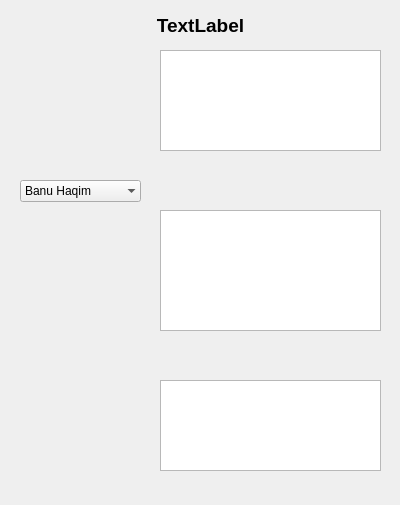
Qt form clanwindow.ui (Pkow1999/Vampire-The-Masquerade-V5-Character-Sheet) before a commit.
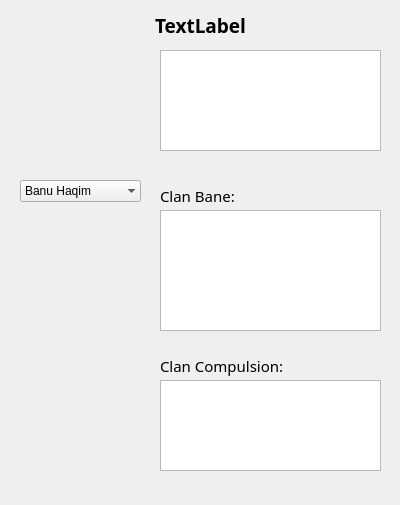
The same form after that commit. Icons and pictures are not drawn.

Commit message: Skończono clan book

```diff
--- a/clanwindow.ui
+++ b/clanwindow.ui
@@ -645,6 +645,7 @@
    </property>
    <property name="font">
     <font>
+     <family>Segoe Script</family>
      <pointsize>14</pointsize>
      <bold>true</bold>
     </font>
@@ -762,12 +763,14 @@
     <rect>
      <x>20</x>
      <y>210</y>
-     <width>121</width>
-     <height>31</height>
+     <width>141</width>
+     <height>91</height>
     </rect>
    </property>
    <property name="font">
     <font>
+     <family>Segoe Print</family>
+     <pointsize>8</pointsize>
      <bold>true</bold>
     </font>
    </property>
@@ -819,6 +822,1206 @@
     <enum>QFrame::StyledPanel</enum>
    </property>
   </widget>
+  <widget class="QLabel" name="label_2">
+   <property name="geometry">
+    <rect>
+     <x>160</x>
+     <y>180</y>
+     <width>221</width>
+     <height>31</height>
+    </rect>
+   </property>
+   <property name="palette">
+    <palette>
+     <active>
+      <colorrole role="WindowText">
+       <brush brushstyle="SolidPattern">
+        <color alpha="255">
+         <red>0</red>
+         <green>0</green>
+         <blue>0</blue>
+        </color>
+       </brush>
+      </colorrole>
+      <colorrole role="Button">
+       <brush brushstyle="SolidPattern">
+        <color alpha="255">
+         <red>240</red>
+         <green>240</green>
+         <blue>240</blue>
+        </color>
+       </brush>
+      </colorrole>
+      <colorrole role="Light">
+       <brush brushstyle="SolidPattern">
+        <color alpha="255">
+         <red>255</red>
+         <green>255</green>
+         <blue>255</blue>
+        </color>
+       </brush>
+      </colorrole>
+      <colorrole role="Midlight">
+       <brush brushstyle="SolidPattern">
+        <color alpha="255">
+         <red>227</red>
+         <green>227</green>
+         <blue>227</blue>
+        </color>
+       </brush>
+      </colorrole>
+      <colorrole role="Dark">
+       <brush brushstyle="SolidPattern">
+        <color alpha="255">
+         <red>160</red>
+         <green>160</green>
+         <blue>160</blue>
+        </color>
+       </brush>
+      </colorrole>
+      <colorrole role="Mid">
+       <brush brushstyle="SolidPattern">
+        <color alpha="255">
+         <red>160</red>
+         <green>160</green>
+         <blue>160</blue>
+        </color>
+       </brush>
+      </colorrole>
+      <colorrole role="Text">
+       <brush brushstyle="SolidPattern">
+        <color alpha="255">
+         <red>0</red>
+         <green>0</green>
+         <blue>0</blue>
+        </color>
+       </brush>
+      </colorrole>
+      <colorrole role="BrightText">
+       <brush brushstyle="SolidPattern">
+        <color alpha="255">
+         <red>255</red>
+         <green>255</green>
+         <blue>255</blue>
+        </color>
+       </brush>
+      </colorrole>
+      <colorrole role="ButtonText">
+       <brush brushstyle="SolidPattern">
+        <color alpha="255">
+         <red>0</red>
+         <green>0</green>
+         <blue>0</blue>
+        </color>
+       </brush>
+      </colorrole>
+      <colorrole role="Base">
+       <brush brushstyle="SolidPattern">
+        <color alpha="255">
+         <red>255</red>
+         <green>255</green>
+         <blue>255</blue>
+        </color>
+       </brush>
+      </colorrole>
+      <colorrole role="Window">
+       <brush brushstyle="SolidPattern">
+        <color alpha="255">
+         <red>240</red>
+         <green>240</green>
+         <blue>240</blue>
+        </color>
+       </brush>
+      </colorrole>
+      <colorrole role="Shadow">
+       <brush brushstyle="SolidPattern">
+        <color alpha="255">
+         <red>105</red>
+         <green>105</green>
+         <blue>105</blue>
+        </color>
+       </brush>
+      </colorrole>
+      <colorrole role="Highlight">
+       <brush brushstyle="SolidPattern">
+        <color alpha="255">
+         <red>0</red>
+         <green>120</green>
+         <blue>215</blue>
+        </color>
+       </brush>
+      </colorrole>
+      <colorrole role="HighlightedText">
+       <brush brushstyle="SolidPattern">
+        <color alpha="255">
+         <red>255</red>
+         <green>255</green>
+         <blue>255</blue>
+        </color>
+       </brush>
+      </colorrole>
+      <colorrole role="Link">
+       <brush brushstyle="SolidPattern">
+        <color alpha="255">
+         <red>0</red>
+         <green>0</green>
+         <blue>255</blue>
+        </color>
+       </brush>
+      </colorrole>
+      <colorrole role="LinkVisited">
+       <brush brushstyle="SolidPattern">
+        <color alpha="255">
+         <red>255</red>
+         <green>0</green>
+         <blue>255</blue>
+        </color>
+       </brush>
+      </colorrole>
+      <colorrole role="AlternateBase">
+       <brush brushstyle="SolidPattern">
+        <color alpha="255">
+         <red>245</red>
+         <green>245</green>
+         <blue>245</blue>
+        </color>
+       </brush>
+      </colorrole>
+      <colorrole role="NoRole">
+       <brush brushstyle="SolidPattern">
+        <color alpha="255">
+         <red>0</red>
+         <green>0</green>
+         <blue>0</blue>
+        </color>
+       </brush>
+      </colorrole>
+      <colorrole role="ToolTipBase">
+       <brush brushstyle="SolidPattern">
+        <color alpha="255">
+         <red>255</red>
+         <green>255</green>
+         <blue>220</blue>
+        </color>
+       </brush>
+      </colorrole>
+      <colorrole role="ToolTipText">
+       <brush brushstyle="SolidPattern">
+        <color alpha="255">
+         <red>0</red>
+         <green>0</green>
+         <blue>0</blue>
+        </color>
+       </brush>
+      </colorrole>
+      <colorrole role="PlaceholderText">
+       <brush brushstyle="SolidPattern">
+        <color alpha="128">
+         <red>0</red>
+         <green>0</green>
+         <blue>0</blue>
+        </color>
+       </brush>
+      </colorrole>
+     </active>
+     <inactive>
+      <colorrole role="WindowText">
+       <brush brushstyle="SolidPattern">
+        <color alpha="255">
+         <red>0</red>
+         <green>0</green>
+         <blue>0</blue>
+        </color>
+       </brush>
+      </colorrole>
+      <colorrole role="Button">
+       <brush brushstyle="SolidPattern">
+        <color alpha="255">
+         <red>240</red>
+         <green>240</green>
+         <blue>240</blue>
+        </color>
+       </brush>
+      </colorrole>
+      <colorrole role="Light">
+       <brush brushstyle="SolidPattern">
+        <color alpha="255">
+         <red>255</red>
+         <green>255</green>
+         <blue>255</blue>
+        </color>
+       </brush>
+      </colorrole>
+      <colorrole role="Midlight">
+       <brush brushstyle="SolidPattern">
+        <color alpha="255">
+         <red>227</red>
+         <green>227</green>
+         <blue>227</blue>
+        </color>
+       </brush>
+      </colorrole>
+      <colorrole role="Dark">
+       <brush brushstyle="SolidPattern">
+        <color alpha="255">
+         <red>160</red>
+         <green>160</green>
+         <blue>160</blue>
+        </color>
+       </brush>
+      </colorrole>
+      <colorrole role="Mid">
+       <brush brushstyle="SolidPattern">
+        <color alpha="255">
+         <red>160</red>
+         <green>160</green>
+         <blue>160</blue>
+        </color>
+       </brush>
+      </colorrole>
+      <colorrole role="Text">
+       <brush brushstyle="SolidPattern">
+        <color alpha="255">
+         <red>0</red>
+         <green>0</green>
+         <blue>0</blue>
+        </color>
+       </brush>
+      </colorrole>
+      <colorrole role="BrightText">
+       <brush brushstyle="SolidPattern">
+        <color alpha="255">
+         <red>255</red>
+         <green>255</green>
+         <blue>255</blue>
+        </color>
+       </brush>
+      </colorrole>
+      <colorrole role="ButtonText">
+       <brush brushstyle="SolidPattern">
+        <color alpha="255">
+         <red>0</red>
+         <green>0</green>
+         <blue>0</blue>
+        </color>
+       </brush>
+      </colorrole>
+      <colorrole role="Base">
+       <brush brushstyle="SolidPattern">
+        <color alpha="255">
+         <red>255</red>
+         <green>255</green>
+         <blue>255</blue>
+        </color>
+       </brush>
+      </colorrole>
+      <colorrole role="Window">
+       <brush brushstyle="SolidPattern">
+        <color alpha="255">
+         <red>240</red>
+         <green>240</green>
+         <blue>240</blue>
+        </color>
+       </brush>
+      </colorrole>
+      <colorrole role="Shadow">
+       <brush brushstyle="SolidPattern">
+        <color alpha="255">
+         <red>105</red>
+         <green>105</green>
+         <blue>105</blue>
+        </color>
+       </brush>
+      </colorrole>
+      <colorrole role="Highlight">
+       <brush brushstyle="SolidPattern">
+        <color alpha="255">
+         <red>240</red>
+         <green>240</green>
+         <blue>240</blue>
+        </color>
+       </brush>
+      </colorrole>
+      <colorrole role="HighlightedText">
+       <brush brushstyle="SolidPattern">
+        <color alpha="255">
+         <red>0</red>
+         <green>0</green>
+         <blue>0</blue>
+        </color>
+       </brush>
+      </colorrole>
+      <colorrole role="Link">
+       <brush brushstyle="SolidPattern">
+        <color alpha="255">
+         <red>0</red>
+         <green>0</green>
+         <blue>255</blue>
+        </color>
+       </brush>
+      </colorrole>
+      <colorrole role="LinkVisited">
+       <brush brushstyle="SolidPattern">
+        <color alpha="255">
+         <red>255</red>
+         <green>0</green>
+         <blue>255</blue>
+        </color>
+       </brush>
+      </colorrole>
+      <colorrole role="AlternateBase">
+       <brush brushstyle="SolidPattern">
+        <color alpha="255">
+         <red>245</red>
+         <green>245</green>
+         <blue>245</blue>
+        </color>
+       </brush>
+      </colorrole>
+      <colorrole role="NoRole">
+       <brush brushstyle="NoBrush">
+        <color alpha="255">
+         <red>0</red>
+         <green>0</green>
+         <blue>0</blue>
+        </color>
+       </brush>
+      </colorrole>
+      <colorrole role="ToolTipBase">
+       <brush brushstyle="SolidPattern">
+        <color alpha="255">
+         <red>255</red>
+         <green>255</green>
+         <blue>220</blue>
+        </color>
+       </brush>
+      </colorrole>
+      <colorrole role="ToolTipText">
+       <brush brushstyle="SolidPattern">
+        <color alpha="255">
+         <red>0</red>
+         <green>0</green>
+         <blue>0</blue>
+        </color>
+       </brush>
+      </colorrole>
+      <colorrole role="PlaceholderText">
+       <brush brushstyle="SolidPattern">
+        <color alpha="128">
+         <red>0</red>
+         <green>0</green>
+         <blue>0</blue>
+        </color>
+       </brush>
+      </colorrole>
+     </inactive>
+     <disabled>
+      <colorrole role="WindowText">
+       <brush brushstyle="SolidPattern">
+        <color alpha="255">
+         <red>120</red>
+         <green>120</green>
+         <blue>120</blue>
+        </color>
+       </brush>
+      </colorrole>
+      <colorrole role="Button">
+       <brush brushstyle="SolidPattern">
+        <color alpha="255">
+         <red>240</red>
+         <green>240</green>
+         <blue>240</blue>
+        </color>
+       </brush>
+      </colorrole>
+      <colorrole role="Light">
+       <brush brushstyle="SolidPattern">
+        <color alpha="255">
+         <red>255</red>
+         <green>255</green>
+         <blue>255</blue>
+        </color>
+       </brush>
+      </colorrole>
+      <colorrole role="Midlight">
+       <brush brushstyle="SolidPattern">
+        <color alpha="255">
+         <red>247</red>
+         <green>247</green>
+         <blue>247</blue>
+        </color>
+       </brush>
+      </colorrole>
+      <colorrole role="Dark">
+       <brush brushstyle="SolidPattern">
+        <color alpha="255">
+         <red>160</red>
+         <green>160</green>
+         <blue>160</blue>
+        </color>
+       </brush>
+      </colorrole>
+      <colorrole role="Mid">
+       <brush brushstyle="SolidPattern">
+        <color alpha="255">
+         <red>160</red>
+         <green>160</green>
+         <blue>160</blue>
+        </color>
+       </brush>
+      </colorrole>
+      <colorrole role="Text">
+       <brush brushstyle="SolidPattern">
+        <color alpha="255">
+         <red>120</red>
+         <green>120</green>
+         <blue>120</blue>
+        </color>
+       </brush>
+      </colorrole>
+      <colorrole role="BrightText">
+       <brush brushstyle="SolidPattern">
+        <color alpha="255">
+         <red>255</red>
+         <green>255</green>
+         <blue>255</blue>
+        </color>
+       </brush>
+      </colorrole>
+      <colorrole role="ButtonText">
+       <brush brushstyle="SolidPattern">
+        <color alpha="255">
+         <red>120</red>
+         <green>120</green>
+         <blue>120</blue>
+        </color>
+       </brush>
+      </colorrole>
+      <colorrole role="Base">
+       <brush brushstyle="SolidPattern">
+        <color alpha="255">
+         <red>240</red>
+         <green>240</green>
+         <blue>240</blue>
+        </color>
+       </brush>
+      </colorrole>
+      <colorrole role="Window">
+       <brush brushstyle="SolidPattern">
+        <color alpha="255">
+         <red>240</red>
+         <green>240</green>
+         <blue>240</blue>
+        </color>
+       </brush>
+      </colorrole>
+      <colorrole role="Shadow">
+       <brush brushstyle="SolidPattern">
+        <color alpha="255">
+         <red>0</red>
+         <green>0</green>
+         <blue>0</blue>
+        </color>
+       </brush>
+      </colorrole>
+      <colorrole role="Highlight">
+       <brush brushstyle="SolidPattern">
+        <color alpha="255">
+         <red>0</red>
+         <green>120</green>
+         <blue>215</blue>
+        </color>
+       </brush>
+      </colorrole>
+      <colorrole role="HighlightedText">
+       <brush brushstyle="SolidPattern">
+        <color alpha="255">
+         <red>255</red>
+         <green>255</green>
+         <blue>255</blue>
+        </color>
+       </brush>
+      </colorrole>
+      <colorrole role="Link">
+       <brush brushstyle="SolidPattern">
+        <color alpha="255">
+         <red>0</red>
+         <green>0</green>
+         <blue>255</blue>
+        </color>
+       </brush>
+      </colorrole>
+      <colorrole role="LinkVisited">
+       <brush brushstyle="SolidPattern">
+        <color alpha="255">
+         <red>255</red>
+         <green>0</green>
+         <blue>255</blue>
+        </color>
+       </brush>
+      </colorrole>
+      <colorrole role="AlternateBase">
+       <brush brushstyle="SolidPattern">
+        <color alpha="255">
+         <red>245</red>
+         <green>245</green>
+         <blue>245</blue>
+        </color>
+       </brush>
+      </colorrole>
+      <colorrole role="NoRole">
+       <brush brushstyle="NoBrush">
+        <color alpha="255">
+         <red>0</red>
+         <green>0</green>
+         <blue>0</blue>
+        </color>
+       </brush>
+      </colorrole>
+      <colorrole role="ToolTipBase">
+       <brush brushstyle="SolidPattern">
+        <color alpha="255">
+         <red>255</red>
+         <green>255</green>
+         <blue>220</blue>
+        </color>
+       </brush>
+      </colorrole>
+      <colorrole role="ToolTipText">
+       <brush brushstyle="SolidPattern">
+        <color alpha="255">
+         <red>0</red>
+         <green>0</green>
+         <blue>0</blue>
+        </color>
+       </brush>
+      </colorrole>
+      <colorrole role="PlaceholderText">
+       <brush brushstyle="SolidPattern">
+        <color alpha="128">
+         <red>0</red>
+         <green>0</green>
+         <blue>0</blue>
+        </color>
+       </brush>
+      </colorrole>
+     </disabled>
+    </palette>
+   </property>
+   <property name="font">
+    <font>
+     <family>Segoe Print</family>
+     <pointsize>11</pointsize>
+     <bold>false</bold>
+    </font>
+   </property>
+   <property name="text">
+    <string>Clan Bane:</string>
+   </property>
+   <property name="alignment">
+    <set>Qt::AlignLeading|Qt::AlignLeft|Qt::AlignVCenter</set>
+   </property>
+  </widget>
+  <widget class="QLabel" name="label_3">
+   <property name="geometry">
+    <rect>
+     <x>160</x>
+     <y>350</y>
+     <width>221</width>
+     <height>31</height>
+    </rect>
+   </property>
+   <property name="palette">
+    <palette>
+     <active>
+      <colorrole role="WindowText">
+       <brush brushstyle="SolidPattern">
+        <color alpha="255">
+         <red>0</red>
+         <green>0</green>
+         <blue>0</blue>
+        </color>
+       </brush>
+      </colorrole>
+      <colorrole role="Button">
+       <brush brushstyle="SolidPattern">
+        <color alpha="255">
+         <red>240</red>
+         <green>240</green>
+         <blue>240</blue>
+        </color>
+       </brush>
+      </colorrole>
+      <colorrole role="Light">
+       <brush brushstyle="SolidPattern">
+        <color alpha="255">
+         <red>255</red>
+         <green>255</green>
+         <blue>255</blue>
+        </color>
+       </brush>
+      </colorrole>
+      <colorrole role="Midlight">
+       <brush brushstyle="SolidPattern">
+        <color alpha="255">
+         <red>227</red>
+         <green>227</green>
+         <blue>227</blue>
+        </color>
+       </brush>
+      </colorrole>
+      <colorrole role="Dark">
+       <brush brushstyle="SolidPattern">
+        <color alpha="255">
+         <red>160</red>
+         <green>160</green>
+         <blue>160</blue>
+        </color>
+       </brush>
+      </colorrole>
+      <colorrole role="Mid">
+       <brush brushstyle="SolidPattern">
+        <color alpha="255">
+         <red>160</red>
+         <green>160</green>
+         <blue>160</blue>
+        </color>
+       </brush>
+      </colorrole>
+      <colorrole role="Text">
+       <brush brushstyle="SolidPattern">
+        <color alpha="255">
+         <red>0</red>
+         <green>0</green>
+         <blue>0</blue>
+        </color>
+       </brush>
+      </colorrole>
+      <colorrole role="BrightText">
+       <brush brushstyle="SolidPattern">
+        <color alpha="255">
+         <red>255</red>
+         <green>255</green>
+         <blue>255</blue>
+        </color>
+       </brush>
+      </colorrole>
+      <colorrole role="ButtonText">
+       <brush brushstyle="SolidPattern">
+        <color alpha="255">
+         <red>0</red>
+         <green>0</green>
+         <blue>0</blue>
+        </color>
+       </brush>
+      </colorrole>
+      <colorrole role="Base">
+       <brush brushstyle="SolidPattern">
+        <color alpha="255">
+         <red>255</red>
+         <green>255</green>
+         <blue>255</blue>
+        </color>
+       </brush>
+      </colorrole>
+      <colorrole role="Window">
+       <brush brushstyle="SolidPattern">
+        <color alpha="255">
+         <red>240</red>
+         <green>240</green>
+         <blue>240</blue>
+        </color>
+       </brush>
+      </colorrole>
+      <colorrole role="Shadow">
+       <brush brushstyle="SolidPattern">
+        <color alpha="255">
+         <red>105</red>
+         <green>105</green>
+         <blue>105</blue>
+        </color>
+       </brush>
+      </colorrole>
+      <colorrole role="Highlight">
+       <brush brushstyle="SolidPattern">
+        <color alpha="255">
+         <red>0</red>
+         <green>120</green>
+         <blue>215</blue>
+        </color>
+       </brush>
+      </colorrole>
+      <colorrole role="HighlightedText">
+       <brush brushstyle="SolidPattern">
+        <color alpha="255">
+         <red>255</red>
+         <green>255</green>
+         <blue>255</blue>
+        </color>
+       </brush>
+      </colorrole>
+      <colorrole role="Link">
+       <brush brushstyle="SolidPattern">
+        <color alpha="255">
+         <red>0</red>
+         <green>0</green>
+         <blue>255</blue>
+        </color>
+       </brush>
+      </colorrole>
+      <colorrole role="LinkVisited">
+       <brush brushstyle="SolidPattern">
+        <color alpha="255">
+         <red>255</red>
+         <green>0</green>
+         <blue>255</blue>
+        </color>
+       </brush>
+      </colorrole>
+      <colorrole role="AlternateBase">
+       <brush brushstyle="SolidPattern">
+        <color alpha="255">
+         <red>245</red>
+         <green>245</green>
+         <blue>245</blue>
+        </color>
+       </brush>
+      </colorrole>
+      <colorrole role="NoRole">
+       <brush brushstyle="SolidPattern">
+        <color alpha="255">
+         <red>0</red>
+         <green>0</green>
+         <blue>0</blue>
+        </color>
+       </brush>
+      </colorrole>
+      <colorrole role="ToolTipBase">
+       <brush brushstyle="SolidPattern">
+        <color alpha="255">
+         <red>255</red>
+         <green>255</green>
+         <blue>220</blue>
+        </color>
+       </brush>
+      </colorrole>
+      <colorrole role="ToolTipText">
+       <brush brushstyle="SolidPattern">
+        <color alpha="255">
+         <red>0</red>
+         <green>0</green>
+         <blue>0</blue>
+        </color>
+       </brush>
+      </colorrole>
+      <colorrole role="PlaceholderText">
+       <brush brushstyle="SolidPattern">
+        <color alpha="128">
+         <red>0</red>
+         <green>0</green>
+         <blue>0</blue>
+        </color>
+       </brush>
+      </colorrole>
+     </active>
+     <inactive>
+      <colorrole role="WindowText">
+       <brush brushstyle="SolidPattern">
+        <color alpha="255">
+         <red>0</red>
+         <green>0</green>
+         <blue>0</blue>
+        </color>
+       </brush>
+      </colorrole>
+      <colorrole role="Button">
+       <brush brushstyle="SolidPattern">
+        <color alpha="255">
+         <red>240</red>
+         <green>240</green>
+         <blue>240</blue>
+        </color>
+       </brush>
+      </colorrole>
+      <colorrole role="Light">
+       <brush brushstyle="SolidPattern">
+        <color alpha="255">
+         <red>255</red>
+         <green>255</green>
+         <blue>255</blue>
+        </color>
+       </brush>
+      </colorrole>
+      <colorrole role="Midlight">
+       <brush brushstyle="SolidPattern">
+        <color alpha="255">
+         <red>227</red>
+         <green>227</green>
+         <blue>227</blue>
+        </color>
+       </brush>
+      </colorrole>
+      <colorrole role="Dark">
+       <brush brushstyle="SolidPattern">
+        <color alpha="255">
+         <red>160</red>
+         <green>160</green>
+         <blue>160</blue>
+        </color>
+       </brush>
+      </colorrole>
+      <colorrole role="Mid">
+       <brush brushstyle="SolidPattern">
+        <color alpha="255">
+         <red>160</red>
+         <green>160</green>
+         <blue>160</blue>
+        </color>
+       </brush>
+      </colorrole>
+      <colorrole role="Text">
+       <brush brushstyle="SolidPattern">
+        <color alpha="255">
+         <red>0</red>
+         <green>0</green>
+         <blue>0</blue>
+        </color>
+       </brush>
+      </colorrole>
+      <colorrole role="BrightText">
+       <brush brushstyle="SolidPattern">
+        <color alpha="255">
+         <red>255</red>
+         <green>255</green>
+         <blue>255</blue>
+        </color>
+       </brush>
+      </colorrole>
+      <colorrole role="ButtonText">
+       <brush brushstyle="SolidPattern">
+        <color alpha="255">
+         <red>0</red>
+         <green>0</green>
+         <blue>0</blue>
+        </color>
+       </brush>
+      </colorrole>
+      <colorrole role="Base">
+       <brush brushstyle="SolidPattern">
+        <color alpha="255">
+         <red>255</red>
+         <green>255</green>
+         <blue>255</blue>
+        </color>
+       </brush>
+      </colorrole>
+      <colorrole role="Window">
+       <brush brushstyle="SolidPattern">
+        <color alpha="255">
+         <red>240</red>
+         <green>240</green>
+         <blue>240</blue>
+        </color>
+       </brush>
+      </colorrole>
+      <colorrole role="Shadow">
+       <brush brushstyle="SolidPattern">
+        <color alpha="255">
+         <red>105</red>
+         <green>105</green>
+         <blue>105</blue>
+        </color>
+       </brush>
+      </colorrole>
+      <colorrole role="Highlight">
+       <brush brushstyle="SolidPattern">
+        <color alpha="255">
+         <red>240</red>
+         <green>240</green>
+         <blue>240</blue>
+        </color>
+       </brush>
+      </colorrole>
+      <colorrole role="HighlightedText">
+       <brush brushstyle="SolidPattern">
+        <color alpha="255">
+         <red>0</red>
+         <green>0</green>
+         <blue>0</blue>
+        </color>
+       </brush>
+      </colorrole>
+      <colorrole role="Link">
+       <brush brushstyle="SolidPattern">
+        <color alpha="255">
+         <red>0</red>
+         <green>0</green>
+         <blue>255</blue>
+        </color>
+       </brush>
+      </colorrole>
+      <colorrole role="LinkVisited">
+       <brush brushstyle="SolidPattern">
+        <color alpha="255">
+         <red>255</red>
+         <green>0</green>
+         <blue>255</blue>
+        </color>
+       </brush>
+      </colorrole>
+      <colorrole role="AlternateBase">
+       <brush brushstyle="SolidPattern">
+        <color alpha="255">
+         <red>245</red>
+         <green>245</green>
+         <blue>245</blue>
+        </color>
+       </brush>
+      </colorrole>
+      <colorrole role="NoRole">
+       <brush brushstyle="NoBrush">
+        <color alpha="255">
+         <red>0</red>
+         <green>0</green>
+         <blue>0</blue>
+        </color>
+       </brush>
+      </colorrole>
+      <colorrole role="ToolTipBase">
+       <brush brushstyle="SolidPattern">
+        <color alpha="255">
+         <red>255</red>
+         <green>255</green>
+         <blue>220</blue>
+        </color>
+       </brush>
+      </colorrole>
+      <colorrole role="ToolTipText">
+       <brush brushstyle="SolidPattern">
+        <color alpha="255">
+         <red>0</red>
+         <green>0</green>
+         <blue>0</blue>
+        </color>
+       </brush>
+      </colorrole>
+      <colorrole role="PlaceholderText">
+       <brush brushstyle="SolidPattern">
+        <color alpha="128">
+         <red>0</red>
+         <green>0</green>
+         <blue>0</blue>
+        </color>
+       </brush>
+      </colorrole>
+     </inactive>
+     <disabled>
+      <colorrole role="WindowText">
+       <brush brushstyle="SolidPattern">
+        <color alpha="255">
+         <red>120</red>
+         <green>120</green>
+         <blue>120</blue>
+        </color>
+       </brush>
+      </colorrole>
+      <colorrole role="Button">
+       <brush brushstyle="SolidPattern">
+        <color alpha="255">
+         <red>240</red>
+         <green>240</green>
+         <blue>240</blue>
+        </color>
+       </brush>
+      </colorrole>
+      <colorrole role="Light">
+       <brush brushstyle="SolidPattern">
+        <color alpha="255">
+         <red>255</red>
+         <green>255</green>
+         <blue>255</blue>
+        </color>
+       </brush>
+      </colorrole>
+      <colorrole role="Midlight">
+       <brush brushstyle="SolidPattern">
+        <color alpha="255">
+         <red>247</red>
+         <green>247</green>
+         <blue>247</blue>
+        </color>
+       </brush>
+      </colorrole>
+      <colorrole role="Dark">
+       <brush brushstyle="SolidPattern">
+        <color alpha="255">
+         <red>160</red>
+         <green>160</green>
+         <blue>160</blue>
+        </color>
+       </brush>
+      </colorrole>
+      <colorrole role="Mid">
+       <brush brushstyle="SolidPattern">
+        <color alpha="255">
+         <red>160</red>
+         <green>160</green>
+         <blue>160</blue>
+        </color>
+       </brush>
+      </colorrole>
+      <colorrole role="Text">
+       <brush brushstyle="SolidPattern">
+        <color alpha="255">
+         <red>120</red>
+         <green>120</green>
+         <blue>120</blue>
+        </color>
+       </brush>
+      </colorrole>
+      <colorrole role="BrightText">
+       <brush brushstyle="SolidPattern">
+        <color alpha="255">
+         <red>255</red>
+         <green>255</green>
+         <blue>255</blue>
+        </color>
+       </brush>
+      </colorrole>
+      <colorrole role="ButtonText">
+       <brush brushstyle="SolidPattern">
+        <color alpha="255">
+         <red>120</red>
+         <green>120</green>
+         <blue>120</blue>
+        </color>
+       </brush>
+      </colorrole>
+      <colorrole role="Base">
+       <brush brushstyle="SolidPattern">
+        <color alpha="255">
+         <red>240</red>
+         <green>240</green>
+         <blue>240</blue>
+        </color>
+       </brush>
+      </colorrole>
+      <colorrole role="Window">
+       <brush brushstyle="SolidPattern">
+        <color alpha="255">
+         <red>240</red>
+         <green>240</green>
+         <blue>240</blue>
+        </color>
+       </brush>
+      </colorrole>
+      <colorrole role="Shadow">
+       <brush brushstyle="SolidPattern">
+        <color alpha="255">
+         <red>0</red>
+         <green>0</green>
+         <blue>0</blue>
+        </color>
+       </brush>
+      </colorrole>
+      <colorrole role="Highlight">
+       <brush brushstyle="SolidPattern">
+        <color alpha="255">
+         <red>0</red>
+         <green>120</green>
+         <blue>215</blue>
+        </color>
+       </brush>
+      </colorrole>
+      <colorrole role="HighlightedText">
+       <brush brushstyle="SolidPattern">
+        <color alpha="255">
+         <red>255</red>
+         <green>255</green>
+         <blue>255</blue>
+        </color>
+       </brush>
+      </colorrole>
+      <colorrole role="Link">
+       <brush brushstyle="SolidPattern">
+        <color alpha="255">
+         <red>0</red>
+         <green>0</green>
+         <blue>255</blue>
+        </color>
+       </brush>
+      </colorrole>
+      <colorrole role="LinkVisited">
+       <brush brushstyle="SolidPattern">
+        <color alpha="255">
+         <red>255</red>
+         <green>0</green>
+         <blue>255</blue>
+        </color>
+       </brush>
+      </colorrole>
+      <colorrole role="AlternateBase">
+       <brush brushstyle="SolidPattern">
+        <color alpha="255">
+         <red>245</red>
+         <green>245</green>
+         <blue>245</blue>
+        </color>
+       </brush>
+      </colorrole>
+      <colorrole role="NoRole">
+       <brush brushstyle="NoBrush">
+        <color alpha="255">
+         <red>0</red>
+         <green>0</green>
+         <blue>0</blue>
+        </color>
+       </brush>
+      </colorrole>
+      <colorrole role="ToolTipBase">
+       <brush brushstyle="SolidPattern">
+        <color alpha="255">
+         <red>255</red>
+         <green>255</green>
+         <blue>220</blue>
+        </color>
+       </brush>
+      </colorrole>
+      <colorrole role="ToolTipText">
+       <brush brushstyle="SolidPattern">
+        <color alpha="255">
+         <red>0</red>
+         <green>0</green>
+         <blue>0</blue>
+        </color>
+       </brush>
+      </colorrole>
+      <colorrole role="PlaceholderText">
+       <brush brushstyle="SolidPattern">
+        <color alpha="128">
+         <red>0</red>
+         <green>0</green>
+         <blue>0</blue>
+        </color>
+       </brush>
+      </colorrole>
+     </disabled>
+    </palette>
+   </property>
+   <property name="font">
+    <font>
+     <family>Segoe Print</family>
+     <pointsize>11</pointsize>
+     <bold>false</bold>
+    </font>
+   </property>
+   <property name="text">
+    <string>Clan Compulsion:</string>
+   </property>
+   <property name="alignment">
+    <set>Qt::AlignLeading|Qt::AlignLeft|Qt::AlignVCenter</set>
+   </property>
+  </widget>
  </widget>
  <resources/>
  <connections/>
```
Left out of the diff: 5 changed lines with no effect on the pictures. The commit also changes 3 other files.
